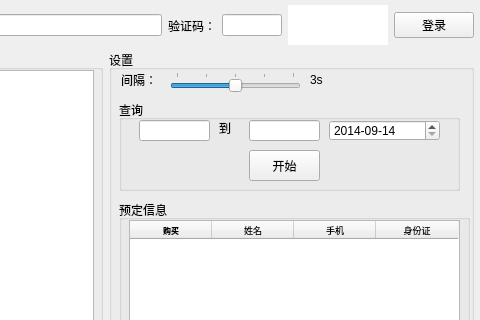
Old version of the form main.ui in the repository slan-ning/xilinTicketV2; both pictures show x 497 to 977 and y 0 to 320 of the 977 by 656 pixel window.
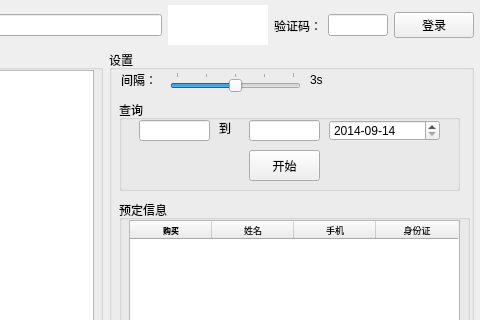
New version of the form. Custom widgets are drawn as their Qt base class.

```diff
--- a/main.ui
+++ b/main.ui
@@ -48,23 +48,6 @@
       <widget class="QLineEdit" name="edit_password"/>
      </item>
      <item>
-      <widget class="QLabel" name="label_3">
-       <property name="text">
-        <string>验证码：</string>
-       </property>
-      </widget>
-     </item>
-     <item>
-      <widget class="QLineEdit" name="edit_auth_code">
-       <property name="maximumSize">
-        <size>
-         <width>60</width>
-         <height>16777215</height>
-        </size>
-       </property>
-      </widget>
-     </item>
-     <item alignment="Qt::AlignLeft">
       <widget class="ClickedLabel" name="lb_auth_img">
        <property name="minimumSize">
         <size>
@@ -86,6 +69,23 @@
        </property>
       </widget>
      </item>
+     <item>
+      <widget class="QLabel" name="label_3">
+       <property name="text">
+        <string>验证码：</string>
+       </property>
+      </widget>
+     </item>
+     <item>
+      <widget class="QLineEdit" name="edit_auth_code">
+       <property name="maximumSize">
+        <size>
+         <width>60</width>
+         <height>16777215</height>
+        </size>
+       </property>
+      </widget>
+     </item>
      <item>
       <widget class="QPushButton" name="loginBtn">
        <property name="text">
```
